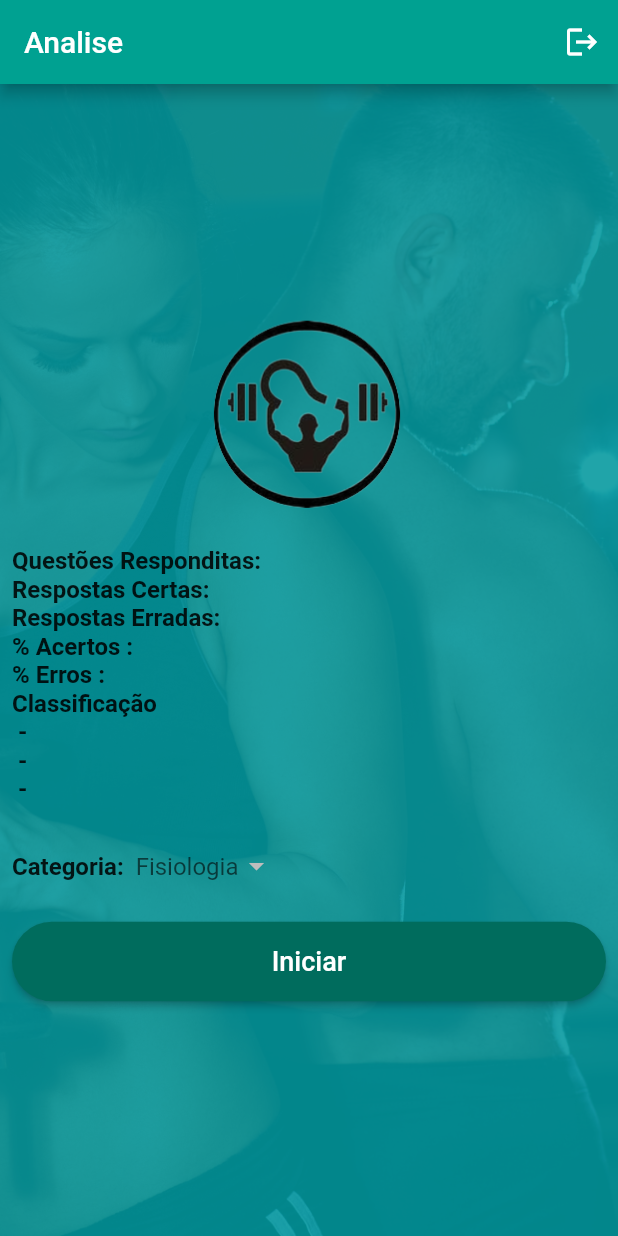
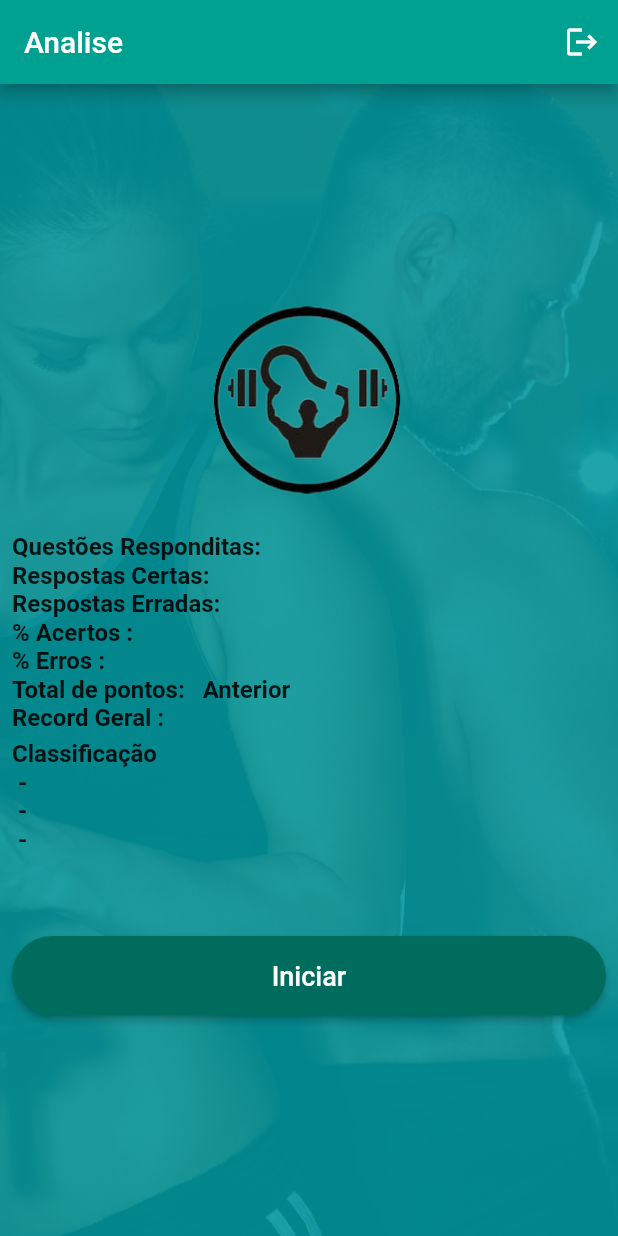
Before and after one commit to mariobyte/musculaquiz, a Flutter app: the Classificacao screen opened directly, on a phone screen of 412 x 824 dp. Run offline on Flutter 3.47's test engine with Material 2 defaults, Android fonts, the light colour scheme and no system bars; our stand-ins replace cloud_firestore, firebase_auth, firebase_core; missing offline and left inert: flutter_beep; accounts and stored records are empty; statements that could not run were skipped.

Commit message:
classificacao

```diff
--- a/lib/classificacao.dart
+++ b/lib/classificacao.dart
@@ -1,8 +1,5 @@
 import 'package:flutter/material.dart';
-
 import 'package:musculaquiz/app/model/Usuario.dart';
-//import 'package:musculaquiz/app/utils/resources.dart';
-
 import 'Home.dart';
 import 'package:musculaquiz/app/components/default_background_conteiner.dart';
 import 'package:http/http.dart' as http;
@@ -58,6 +55,12 @@ class _ClassificacaoState extends State<Classificacao> {
   var _total_erradas = '';
   var _percAcertos = '';
   var _percErro = '';
+  var _recorde_usuario = '';
+  var _recorde_anterior = '';
+  var _bateu_recorde = '';
+  var _perc_bater_seu_recorde = '';
+  var _recorde_geral = '';
+  var _perc_bater_recorde_geral = '';
   var _t101_id_usuario = '';
   var _t101_nome = '';
   var _t101_pontos = '';
@@ -190,7 +193,35 @@ class _ClassificacaoState extends State<Classificacao> {
                           ),
                         ],
                       ),
-
+                      Row(
+                        children: <Widget>[
+                          Text(
+                            'Total de pontos:  $_recorde_usuario Anterior $_recorde_anterior',
+                            style: TextStyle(
+                                fontSize: 16, fontWeight: FontWeight.bold),
+                          ),
+                        ],
+                      ),
+                      Row(
+                        children: <Widget>[
+                          Text(
+                            'Record Geral :  ',
+                            style: TextStyle(
+                                fontSize: 16, fontWeight: FontWeight.bold),
+                          ),
+                          Text(
+                            _recorde_geral,
+                            style: TextStyle(
+                                fontSize: 16, fontWeight: FontWeight.bold),
+                          ),
+                        ],
+                      ),
+                      Row(
+                        children: <Widget>[
+                          Container(
+                              padding: EdgeInsets.only(left: 0.0, top: 5.0))
+                        ],
+                      ),
                       Row(
                         children: <Widget>[
                           Text(
@@ -236,7 +267,7 @@ class _ClassificacaoState extends State<Classificacao> {
                         ),
                       ],
                     ),
-                    Row(
+/*                    Row(
                       children: <Widget>[
                         Text(
                           'Categoria:  ',
@@ -265,6 +296,7 @@ class _ClassificacaoState extends State<Classificacao> {
                         ),
                       ],
                     ),
+                    */
                     // Espacamento
                     Row(
                       children: <Widget>[
@@ -347,6 +379,12 @@ class _ClassificacaoState extends State<Classificacao> {
       _total_erradas = analiseData[0].total_erradas;
       _percAcertos = analiseData[0].percAcertos;
       _percErro = analiseData[0].percErro;
+      _recorde_usuario = analiseData[0].recorde_usuario;
+      _recorde_anterior = analiseData[0].recorde_anterior;
+      _bateu_recorde = analiseData[0].bateu_recorde;
+      _perc_bater_seu_recorde = analiseData[0].perc_bater_seu_recorde;
+      _recorde_geral = analiseData[0].recorde_geral;
+      _perc_bater_recorde_geral = analiseData[0].perc_bater_recorde_geral;
       _t101_id_usuario = analiseData[0].top10[0].id_usuario;
       _t101_nome = analiseData[0].top10[0].nome;
       _t101_pontos = analiseData[0].top10[0].pontos;
@@ -361,7 +399,7 @@ class _ClassificacaoState extends State<Classificacao> {
     }
   }
 
-  _iniciaPartida(String pUserId, String pIdCategoria) async {
+/*  _iniciaPartida(String pUserId, String pIdCategoria) async {
     print('_iniciaPartida - pIdCategoria : $pIdCategoria');
     try {
       var dataPartida = await http.post(
@@ -375,6 +413,44 @@ class _ClassificacaoState extends State<Classificacao> {
           "id_categoria": "$pIdCategoria"
         }),
       );
+    } catch (e) {
+      return null;
+    }
+  } */
+
+  void _iniciaPartida(String pUserId, String pIdCategoria) async {
+    print('_iniciaPartida - pIdCategoria : $pIdCategoria');
+    try {
+      print('pIdCategoria: $pIdCategoria');
+      var dataJSon = await http.post(
+        APP_URL,
+        headers: <String, String>{
+          'Content-Type': 'application/json; charset=UTF-8',
+        },
+        body: jsonEncode(<String, String>{
+          "metodo": "getpartida",
+          "id_usuario": "$pUserId",
+          "id_categoria": "$pIdCategoria"
+        }),
+      );
+      final jsonMap = jsonDecode(dataJSon.body);
+      List<Partida> retPartida;
+      retPartida = (jsonMap["partida"] as List)
+          .map((partida) => Partida.fromJson(partida))
+          .toList();
+
+      final _idPartida = retPartida[0].idpartida;
+      final _vidasGame = retPartida[0].vidas;
+      dataUsuario.vidas = _vidasGame;
+      dataUsuario.idPartida = _idPartida;
+
+      print('Go Home - iniciar: _vidas: $_vidasGame');
+      Navigator.pushReplacement(
+          context,
+          MaterialPageRoute(
+              builder: (context) =>
+                  // iniciar o jogo
+                  Home(dataUsuario: dataUsuario)));
     } catch (e) {
       return null;
     }
@@ -397,6 +473,19 @@ class _ClassificacaoState extends State<Classificacao> {
   }
 }
 
+class Partida {
+  Partida({this.idpartida, this.idusuario, this.vidas});
+
+  final String idpartida;
+  final String idusuario;
+  final String vidas;
+
+  factory Partida.fromJson(Map<String, dynamic> json) => Partida(
+      idpartida: json["id_partida"],
+      idusuario: json["id_usuario"],
+      vidas: json["vidas"]);
+}
+
 class Top10 {
   Top10({this.id_usuario, this.nome, this.pontos});
 
@@ -417,6 +506,12 @@ class Analise {
       this.total_erradas,
       this.percAcertos,
       this.percErro,
+      this.recorde_usuario,
+      this.recorde_anterior,
+      this.bateu_recorde,
+      this.perc_bater_seu_recorde,
+      this.recorde_geral,
+      this.perc_bater_recorde_geral,
       this.top10});
 
   final String total_respondidas;
@@ -424,6 +519,12 @@ class Analise {
   final String total_erradas;
   final String percAcertos;
   final String percErro;
+  final String recorde_usuario;
+  final String recorde_anterior;
+  final String bateu_recorde;
+  final String perc_bater_seu_recorde;
+  final String recorde_geral;
+  final String perc_bater_recorde_geral;
   final List<Top10> top10;
 
   factory Analise.fromJson(Map<String, dynamic> json) => Analise(
@@ -432,13 +533,13 @@ class Analise {
       total_erradas: json["total_erradas"],
       percAcertos: json["percAcertos"],
       percErro: json["percErro"],
+      recorde_usuario: json["recorde_usuario"],
+      recorde_anterior: json["recorde_anterior"],
+      bateu_recorde: json["bateu_recorde"],
+      perc_bater_seu_recorde: json["perc_bater_seu_recorde"],
+      recorde_geral: json["recorde_geral"],
+      perc_bater_recorde_geral: json["perc_bater_recorde_geral"],
       top10: (json["top10"] as List)
           .map((conteudo) => Top10.fromJson(conteudo))
           .toList());
 }
-
-class UsuarioRet {
-  final String usu_id;
-  final String usu_nome;
-  UsuarioRet(this.usu_id, this.usu_nome);
-}
--- a/lib/iniciar.dart
+++ b/lib/iniciar.dart
@@ -148,7 +148,7 @@ class _IniciarState extends State<Iniciar> {
     }
   }
 
-  _logout() {
+  void _logout() {
     _deleteFile();
     Navigator.push(context, MaterialPageRoute(builder: (context) => Login()));
   }
```
